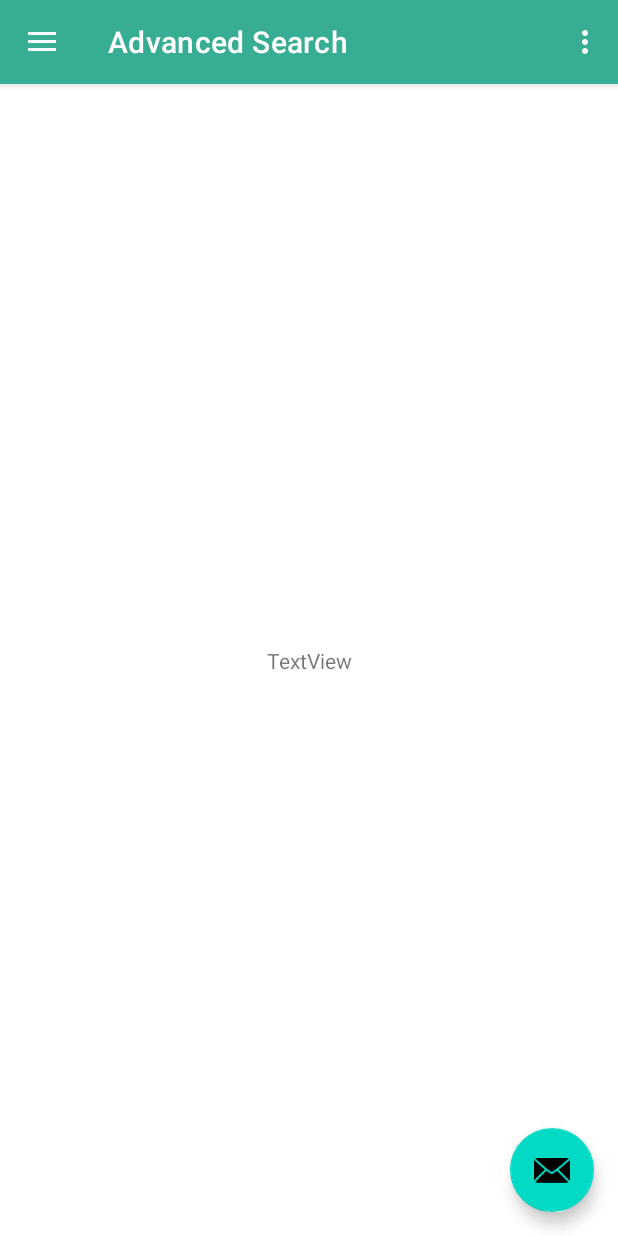
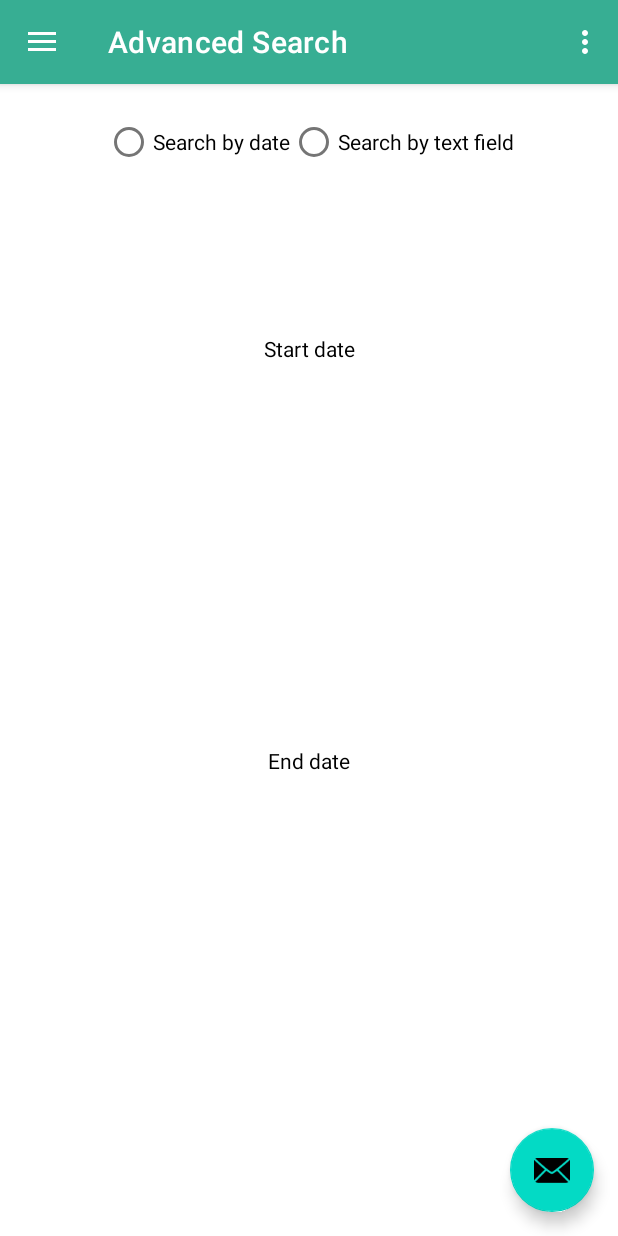
Before and after one commit to manuel-vna/SimpleKnowledgeBase, an Android app: the screen it shows after launch (MainActivity), after a tap on "ADVANCED", on a phone screen of 412 x 824 dp. Run offline under Robolectric (Android 15) with nearby library versions, the phone set to English and light mode, and no system bars; our stand-ins replace Room's generated code, navigation-ui; 2 other taps on this screen came first.

Commit message:
fragment_advanced_search.xml, version 1

```diff
--- a/app/src/main/res/layout/fragment_advanced_search.xml
+++ b/app/src/main/res/layout/fragment_advanced_search.xml
@@ -6,13 +6,133 @@
     android:layout_height="match_parent"
     tools:context=".fragments.AdvancedSearchFragment">
 
-    <TextView
-        android:id="@+id/advancedSearchText"
+    <RadioGroup
+        android:id="@+id/advancedSearch_rg_searchPick"
         android:layout_width="wrap_content"
         android:layout_height="wrap_content"
-        android:text="TextView"
-        app:layout_constraintBottom_toBottomOf="parent"
+        android:orientation="horizontal"
+        app:layout_constraintBottom_toTopOf="@+id/guideline11"
         app:layout_constraintEnd_toEndOf="parent"
         app:layout_constraintStart_toStartOf="parent"
-        app:layout_constraintTop_toTopOf="parent" />
+        app:layout_constraintTop_toTopOf="parent">
+
+        <RadioButton
+            android:id="@+id/advancedSearch_rb_DateSearch"
+            android:layout_width="match_parent"
+            android:layout_height="wrap_content"
+            android:text="@string/advancedSearch_rb_DateSearch" />
+
+        <RadioButton
+            android:id="@+id/advancedSearch_rb_ByTextField"
+            android:layout_width="match_parent"
+            android:layout_height="wrap_content"
+            android:text="@string/advancedSearch_rb_ByTextField" />
+    </RadioGroup>
+
+    <androidx.constraintlayout.widget.Guideline
+        android:id="@+id/guideline11"
+        android:layout_width="wrap_content"
+        android:layout_height="wrap_content"
+        android:orientation="horizontal"
+        app:layout_constraintGuide_percent="0.1" />
+
+    <androidx.constraintlayout.widget.Guideline
+        android:id="@+id/guideline12"
+        android:layout_width="wrap_content"
+        android:layout_height="wrap_content"
+        android:orientation="horizontal"
+        app:layout_constraintGuide_percent="0.20793433" />
+
+    <androidx.constraintlayout.widget.Guideline
+        android:id="@+id/guideline13"
+        android:layout_width="wrap_content"
+        android:layout_height="wrap_content"
+        android:orientation="horizontal"
+        app:layout_constraintGuide_percent="0.9" />
+
+    <androidx.recyclerview.widget.RecyclerView
+        android:id="@+id/advancedSearch_rv"
+        android:layout_width="0dp"
+        android:layout_height="0dp"
+        app:layout_constraintBottom_toTopOf="@+id/guideline13"
+        app:layout_constraintEnd_toStartOf="@+id/guideline16"
+        app:layout_constraintStart_toStartOf="@+id/guideline14"
+        app:layout_constraintTop_toTopOf="@+id/guideline12" />
+
+    <androidx.constraintlayout.widget.Guideline
+        android:id="@+id/guideline14"
+        android:layout_width="wrap_content"
+        android:layout_height="wrap_content"
+        android:orientation="vertical"
+        app:layout_constraintGuide_percent="0.05" />
+
+    <androidx.constraintlayout.widget.Guideline
+        android:id="@+id/guideline16"
+        android:layout_width="wrap_content"
+        android:layout_height="wrap_content"
+        android:orientation="vertical"
+        app:layout_constraintGuide_percent="0.95" />
+
+    <DatePicker
+        android:id="@+id/ContextSearchPickerDateFrom"
+        android:layout_width="wrap_content"
+        android:layout_height="wrap_content"
+        android:calendarViewShown="false"
+        android:datePickerMode="spinner"
+        android:visibility="gone"
+        app:layout_constraintEnd_toStartOf="@+id/guideline16"
+        app:layout_constraintStart_toStartOf="@+id/guideline14"
+        app:layout_constraintTop_toTopOf="@+id/guideline17"
+        tools:visibility="visible" />
+
+    <androidx.constraintlayout.widget.Guideline
+        android:id="@+id/guideline17"
+        android:layout_width="wrap_content"
+        android:layout_height="wrap_content"
+        android:orientation="horizontal"
+        app:layout_constraintGuide_percent="0.25" />
+
+    <TextView
+        android:id="@+id/advancedSearch_tv_dateStart"
+        android:layout_width="wrap_content"
+        android:layout_height="wrap_content"
+        android:text="@string/advancedSearch_tv_dateStart"
+        android:textColor="@color/black"
+        android:textSize="14sp"
+        app:layout_constraintBottom_toTopOf="@+id/guideline17"
+        app:layout_constraintEnd_toStartOf="@+id/guideline16"
+        app:layout_constraintStart_toStartOf="@+id/guideline14"
+        app:layout_constraintTop_toTopOf="@+id/guideline12" />
+
+    <androidx.constraintlayout.widget.Guideline
+        android:id="@+id/guideline18"
+        android:layout_width="wrap_content"
+        android:layout_height="wrap_content"
+        android:orientation="horizontal"
+        app:layout_constraintGuide_percent="0.6" />
+
+    <TextView
+        android:id="@+id/advancedSearch_tv_dateEnd"
+        android:layout_width="wrap_content"
+        android:layout_height="wrap_content"
+        android:text="@string/advancedSearch_tv_dateEnd"
+        android:textColor="@color/black"
+        android:textSize="14sp"
+        app:layout_constraintBottom_toTopOf="@+id/guideline18"
+        app:layout_constraintEnd_toStartOf="@+id/guideline16"
+        app:layout_constraintStart_toStartOf="@+id/guideline14" />
+
+    <DatePicker
+        android:id="@+id/ContextSearchPickerDateTo"
+        android:layout_width="wrap_content"
+        android:layout_height="wrap_content"
+        android:calendarViewShown="false"
+        android:datePickerMode="spinner"
+        android:visibility="gone"
+        app:layout_constraintEnd_toStartOf="@+id/guideline16"
+        app:layout_constraintStart_toStartOf="@+id/guideline14"
+        app:layout_constraintTop_toTopOf="@+id/guideline18"
+        tools:visibility="visible" />
+
+
 </androidx.constraintlayout.widget.ConstraintLayout>
--- a/app/src/main/res/values/strings.xml
+++ b/app/src/main/res/values/strings.xml
@@ -1,9 +1,8 @@
 <resources>
 
-
+    <string name="app_name">SimpleKnowledgeBase</string>
 
     <!-- navigation drawer -->
-    <string name="app_name">SimpleKnowledgeBase</string>
     <string name="navigation_drawer_open">Open navigation drawer</string>
     <string name="navigation_drawer_close">Close navigation drawer</string>
     <string name="nav_header_title">0 entries</string>
@@ -28,7 +27,6 @@
     <!-- fragment_keyword_recycler_view.xml -->
     <string name="keyword_rec_view_btn_openSource">Open Source</string>
 
-
     <!-- fragment_add_entry.xml -->
     <string name="addentry_btn_addentry">Add entry</string>
     <string name="addentry_btn_to_keyword">Home</string>
@@ -41,9 +39,11 @@
     <string name="export_btn_cancel">Cancel</string>
     <string name="export_btn_okay">TBD</string>
 
-    <!-- fragment_category_overview -->
-
-
+    <!-- fragment_advanced_search -->
+    <string name="advancedSearch_rb_DateSearch">Search by date</string>
+    <string name="advancedSearch_rb_ByTextField">Search by text field</string>
+    <string name="advancedSearch_tv_dateStart">Start date</string>
+    <string name="advancedSearch_tv_dateEnd">End date</string>
 
 
 
```
